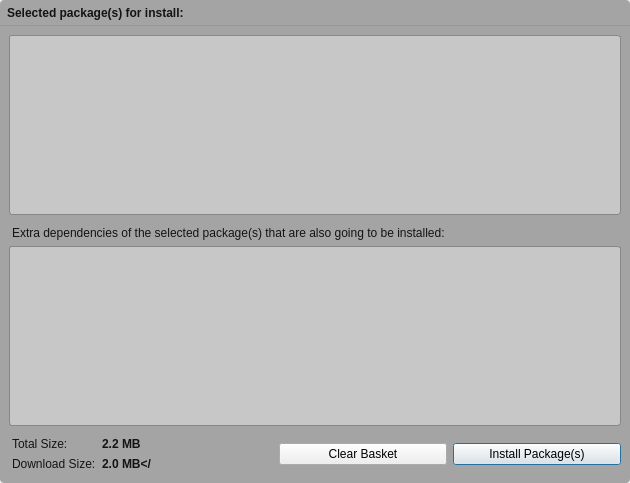
Old version of the form ui/basketdialog.ui in the repository PisiLinuxNew/package-manager.
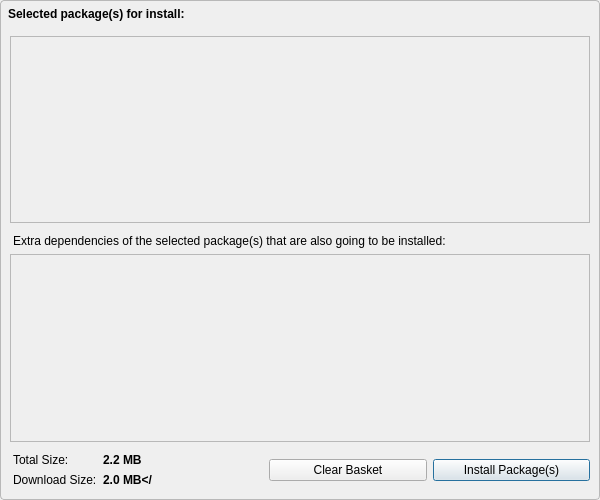
New version of the form. Custom widgets are drawn as their Qt base class.

Commit message: dialog dark.

```diff
--- a/ui/basketdialog.ui
+++ b/ui/basketdialog.ui
@@ -6,8 +6,8 @@
    <rect>
     <x>0</x>
     <y>0</y>
-    <width>630</width>
-    <height>483</height>
+    <width>600</width>
+    <height>500</height>
    </rect>
   </property>
   <property name="windowTitle">
@@ -15,9 +15,9 @@
   </property>
   <property name="styleSheet">
    <string notr="true">#Basket {
-background-color: rgb(164, 164, 164);
-border:0px solid white ;
-border-radius:4px;
+background-color: palette(window);
+border: 1px solid palette(mid);
+border-radius: 4px;
 }
 </string>
   </property>
@@ -29,19 +29,19 @@
     <widget class="QWidget" name="Basket" native="true">
      <property name="styleSheet">
       <string notr="true">#packageList, #extraList {
-	border:1px solid #888;
-	border-radius:3px;
-	background-color:rgba(252,252,252,100);
-    color:rgba(20,20,20,100);
+	border: 1px solid palette(mid);
+	border-radius: 0;
+	background-color: palette(window);
+    color: palette(text);
 }
-QLabel { color:rgb(20,20,20); }</string>
+QLabel {color: palette(text);}</string>
      </property>
      <layout class="QGridLayout" name="gridLayout_3">
       <property name="verticalSpacing">
        <number>0</number>
       </property>
       <property name="margin">
-       <number>0</number>
+       <number>1</number>
       </property>
       <item row="0" column="0">
        <widget class="QWidget" name="widget" native="true">
@@ -57,19 +57,6 @@
           <height>26</height>
          </size>
         </property>
-        <property name="styleSheet">
-         <string notr="true">QWidget#widget{
-background: qlineargradient(x1: 0, y1: 0, x2: 0, y2: 1,
-                                 stop: 0 #E1E1E1, stop: 0.4 #DDDDDD,
-                                 stop: 0.5 #D8D8D8, stop: 1.0 #D3D3D3);
-
-border:0px solid #666;
-border-top-left-radius:4px;
-border-top-right-radius:4px;
-border-bottom:1px solid #999;
-}
-</string>
-        </property>
         <layout class="QHBoxLayout" name="horizontalLayout">
          <property name="leftMargin">
           <number>4</number>
@@ -115,7 +102,7 @@
          <item>
           <widget class="QPushButton" name="cancelButton">
            <property name="styleSheet">
-            <string notr="true">color:rgb(20,20,20);</string>
+            <string notr="true">color: palette(text);</string>
            </property>
            <property name="text">
             <string notr="true"/>
```
The commit also changes 2 other files.
